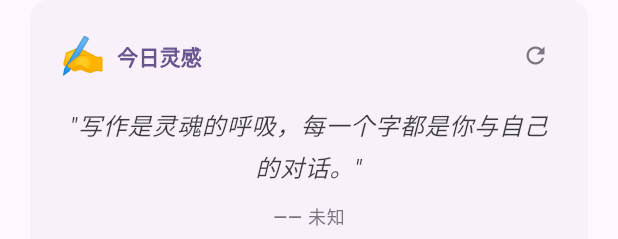
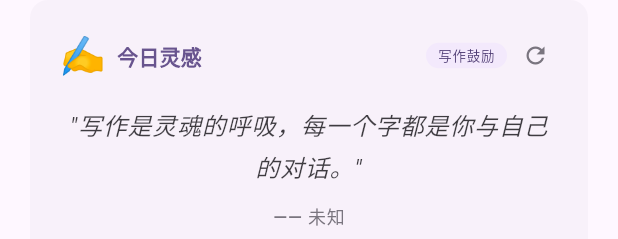
Before and after one commit to HelloWorldKing1/Memoir-Flutter, a Flutter app: the DailyInspiration widget shown alone on an empty page, opened directly, on a phone screen of 412 x 824 dp. Shown: the top 239 px of the screen. Run offline on Flutter 3.47's test engine with Material 3 defaults, Android fonts, the light colour scheme and no system bars; our stand-ins replace flutter_markdown, flutter_riverpod, flutter_secure_storage, go_router, image_picker, pocketbase; accounts and stored records are empty; network calls fail.

Commit message:
feat(home): 重构今日灵感组件支持动态数据源
- 从数据库拉取灵感内容替代静态数据
- 添加灵感分类标签显示功能
- 实现淡入淡出动画效果和自动切换
- 添加加载中骨架屏提升用户体验
- 集成 Riverpod 状态管理
- 添加本地 fallback 数据保障离线体验
- 创建灵感模型和分类枚举
- 提供 PowerShell 和 Shell 种子数据脚本
- 在 README 中更新未来规划文档

```diff
--- /dev/null
+++ b/lib/data/models/inspiration.dart
@@ -0,0 +1,147 @@
+/// 灵感分类
+///
+/// 与 PocketBase `inspirations.category` Select 字段值一一对应。
+enum InspirationCategory {
+  writing('writing', '写作鼓励', '✍️'),
+  creativity('creativity', '创意激发', '💡'),
+  persistence('persistence', '坚持记录', '🌱'),
+  wisdom('wisdom', '人生智慧', '🧠'),
+  literature('literature', '文学之美', '📖'),
+  mindfulness('mindfulness', '正念觉察', '🧘');
+
+  const InspirationCategory(this.value, this.label, this.emoji);
+
+  final String value;
+  final String label;
+  final String emoji;
+
+  static InspirationCategory fromValue(String? value) {
+    return InspirationCategory.values.firstWhere(
+      (e) => e.value == value,
+      orElse: () => InspirationCategory.writing,
+    );
+  }
+}
+
+/// 今日灵感实体
+///
+/// 对应 PocketBase `inspirations` 集合。
+/// 用于首页「今日灵感」滚动展示，支持全局通用灵感 + 用户自定义灵感。
+class Inspiration {
+  final String? id;
+  final String emoji;
+  final String quote;
+  final String author;
+  final InspirationCategory? category;
+  final bool isActive;
+  final int priority;
+  final String? userId;
+  final DateTime createdAt;
+  final DateTime updatedAt;
+
+  const Inspiration({
+    this.id,
+    required this.emoji,
+    required this.quote,
+    this.author = '未知',
+    this.category,
+    this.isActive = true,
+    this.priority = 0,
+    this.userId,
+    required this.createdAt,
+    required this.updatedAt,
+  });
+
+  /// 从 PocketBase RecordModel 创建
+  factory Inspiration.fromRecord(Map<String, dynamic> record) {
+    return Inspiration(
+      id: record['id'] as String?,
+      emoji: record['emoji'] as String? ?? '💡',
+      quote: record['quote'] as String? ?? '',
+      author: record['author'] as String? ?? '未知',
+      category: InspirationCategory.fromValue(record['category'] as String?),
+      isActive: record['isActive'] as bool? ?? true,
+      priority: record['priority'] as int? ?? 0,
+      userId: record['user'] as String?,
+      createdAt: DateTime.tryParse(record['created'] as String? ?? '') ??
+          DateTime.now(),
+      updatedAt: DateTime.tryParse(record['updated'] as String? ?? '') ??
+          DateTime.now(),
+    );
+  }
+
+  /// 转换为 PocketBase API 请求体
+  Map<String, dynamic> toApiJson() {
+    return {
+      if (id != null) 'id': id,
+      'emoji': emoji,
+      'quote': quote,
+      'author': author,
+      if (category != null) 'category': category!.value,
+      'isActive': isActive,
+      'priority': priority,
+      if (userId != null) 'user': userId,
+    };
+  }
+
+  /// 完整 JSON 序列化（用于 Hive 存储 / 导出备份）
+  Map<String, dynamic> toJson() {
+    return {
+      'id': id,
+      'emoji': emoji,
+      'quote': quote,
+      'author': author,
+      'category': category?.value,
+      'isActive': isActive,
+      'priority': priority,
+      'userId': userId,
+      'createdAt': createdAt.toIso8601String(),
+      'updatedAt': updatedAt.toIso8601String(),
+    };
+  }
+
+  /// 从 JSON 反序列化
+  factory Inspiration.fromJson(Map<String, dynamic> json) {
+    return Inspiration(
+      id: json['id'] as String?,
+      emoji: json['emoji'] as String? ?? '💡',
+      quote: json['quote'] as String? ?? '',
+      author: json['author'] as String? ?? '未知',
+      category: InspirationCategory.fromValue(json['category'] as String?),
+      isActive: json['isActive'] as bool? ?? true,
+      priority: json['priority'] as int? ?? 0,
+      userId: json['userId'] as String?,
+      createdAt: DateTime.tryParse(json['createdAt'] as String? ?? '') ??
+          DateTime.now(),
+      updatedAt: DateTime.tryParse(json['updatedAt'] as String? ?? '') ??
+          DateTime.now(),
+    );
+  }
+
+  /// 创建副本（不可变模式）
+  Inspiration copyWith({
+    String? id,
+    String? emoji,
+    String? quote,
+    String? author,
+    InspirationCategory? category,
+    bool? isActive,
+    int? priority,
+    String? userId,
+    DateTime? createdAt,
+    DateTime? updatedAt,
+  }) {
+    return Inspiration(
+      id: id ?? this.id,
+      emoji: emoji ?? this.emoji,
+      quote: quote ?? this.quote,
+      author: author ?? this.author,
+      category: category ?? this.category,
+      isActive: isActive ?? this.isActive,
+      priority: priority ?? this.priority,
+      userId: userId ?? this.userId,
+      createdAt: createdAt ?? this.createdAt,
+      updatedAt: updatedAt ?? this.updatedAt,
+    );
+  }
+}
--- a/lib/features/home/widgets/daily_inspiration.dart
+++ b/lib/features/home/widgets/daily_inspiration.dart
@@ -2,64 +2,52 @@ import 'dart:async';
 import 'dart:math';
 
 import 'package:flutter/material.dart';
+import 'package:flutter_riverpod/flutter_riverpod.dart';
+
+import '../../../data/models/inspiration.dart';
+import '../inspiration_notifier.dart';
 
 /// 今日灵感组件。
 ///
-/// 展示写作灵感 + 底部倒计时进度条。
+/// 从数据库拉取灵感内容，展示写作灵感 + 底部倒计时进度条。
 /// 进度条独立管理自己的 Timer，避免每次 tick 重建整个卡片。
-class DailyInspiration extends StatefulWidget {
+/// 内容每 10 秒自动切换，带淡入淡出动画。
+class DailyInspiration extends ConsumerStatefulWidget {
   const DailyInspiration({super.key});
 
   @override
-  State<DailyInspiration> createState() => _DailyInspirationState();
+  ConsumerState<DailyInspiration> createState() => _DailyInspirationState();
 }
 
-class _DailyInspirationState extends State<DailyInspiration> {
+class _DailyInspirationState extends ConsumerState<DailyInspiration> {
   int _currentIndex = 0;
   bool _showContent = true;
-  int _refreshKey = 0; // 变化时重建 _CountdownProgress
-
-  static const _inspirations = [
-    (emoji: '✍️', quote: '写作是灵魂的呼吸，每一个字都是你与自己的对话。', author: '未知'),
-    (emoji: '💡', quote: '灵感不会主动上门，它在你开始动笔的那一刻才会降临。', author: '杰克·伦敦'),
-    (emoji: '🌱', quote: '每天记录一件小事，一年后你会有 365 个故事。', author: '格蕾塔·鲁宾'),
-    (emoji: '🎯', quote: '不需要完美的第一稿，只需要被写下来的第一稿。', author: '乔迪·皮考特'),
-    (emoji: '🔥', quote: '最好的时间就是现在。拿起笔，让思绪流淌。', author: '村上春树'),
-    (emoji: '🌟', quote: '生活不是我们活过的日子，而是我们记住的日子。', author: '马尔克斯'),
-    (emoji: '📖', quote: '每一个伟大的故事，都始于一个简单的记录。', author: '史蒂芬·金'),
-    (emoji: '🧠', quote: '写作是思考的终极形式——它把模糊的感受变成清晰的洞见。', author: '保罗·格雷厄姆'),
-    (emoji: '🕯️', quote: '在你内心最深处，有一个声音值得被听见。写下来吧。', author: '弗吉尼亚·伍尔夫'),
-    (emoji: '🌈', quote: '文字是时间的容器，把一瞬的感动封存为永恒。', author: '泰戈尔'),
-  ];
-
-  @override
-  void initState() {
-    super.initState();
-    _currentIndex = Random().nextInt(_inspirations.length);
-  }
+  int _refreshKey = 0;
+  bool _initialized = false;
 
   void _onTimeUp() {
     _switchContent();
   }
 
   Future<void> _switchContent() async {
-    // 淡出
     if (mounted) setState(() => _showContent = false);
     await Future.delayed(const Duration(milliseconds: 200));
 
-    // 切换
-    if (mounted) {
+    if (!mounted) return;
+
+    final list = ref.read(inspirationListProvider).value;
+    if (list == null || list.isEmpty) return;
+
     setState(() {
       final rng = Random();
       int next;
       do {
-          next = rng.nextInt(_inspirations.length);
-        } while (next == _currentIndex && _inspirations.length > 1);
+        next = rng.nextInt(list.length);
+      } while (next == _currentIndex && list.length > 1);
       _currentIndex = next;
       _showContent = true;
-        _refreshKey++; // 通知进度条重新开始
+      _refreshKey++;
     });
-    }
   }
 
   void _onManualRefresh() {
@@ -68,9 +56,30 @@ class _DailyInspirationState extends State<DailyInspiration> {
 
   @override
   Widget build(BuildContext context) {
+    final inspirationAsync = ref.watch(inspirationListProvider);
+
+    return inspirationAsync.when(
+      loading: () => _buildSkeleton(context),
+      error: (e, st) => _buildSkeleton(context), // 错误展示骨架（有fallback通常不会到这）
+      data: (list) => _buildCard(context, list),
+    );
+  }
+
+  Widget _buildCard(BuildContext context, List<Inspiration> list) {
+    if (list.isEmpty) return const SizedBox.shrink();
+
+    // 首次数据到达：随机选取起始位置
+    if (!_initialized) {
+      _initialized = true;
+      _currentIndex = Random().nextInt(list.length);
+    }
+
+    // 安全索引
+    final safeIndex = _currentIndex < list.length ? _currentIndex : 0;
+    final inspiration = list[safeIndex];
+
     final theme = Theme.of(context);
     final scheme = theme.colorScheme;
-    final inspiration = _inspirations[_currentIndex];
 
     return Card(
       margin: const EdgeInsets.symmetric(horizontal: 20),
@@ -91,12 +100,33 @@ class _DailyInspirationState extends State<DailyInspiration> {
                   ),
                 ),
                 const Spacer(),
+                // 分类标签
+                if (inspiration.category != null)
+                  Container(
+                    margin: const EdgeInsets.only(right: 4),
+                    padding: const EdgeInsets.symmetric(
+                      horizontal: 8,
+                      vertical: 2,
+                    ),
+                    decoration: BoxDecoration(
+                      color: scheme.primaryContainer.withValues(alpha: 0.4),
+                      borderRadius: BorderRadius.circular(10),
+                    ),
+                    child: Text(
+                      inspiration.category!.label,
+                      style: theme.textTheme.labelSmall?.copyWith(
+                        color: scheme.onPrimaryContainer,
+                        fontSize: 9,
+                      ),
+                    ),
+                  ),
                 InkWell(
                   onTap: _onManualRefresh,
                   borderRadius: BorderRadius.circular(12),
                   child: Padding(
                     padding: const EdgeInsets.all(6),
-                    child: Icon(Icons.refresh, size: 18, color: scheme.outline),
+                    child:
+                        Icon(Icons.refresh, size: 18, color: scheme.outline),
                   ),
                 ),
               ],
@@ -120,7 +150,9 @@ class _DailyInspirationState extends State<DailyInspiration> {
                   const SizedBox(height: 10),
                   Text(
                     '—— ${inspiration.author}',
-                    style: theme.textTheme.labelMedium?.copyWith(color: scheme.outline),
+                    style: theme.textTheme.labelMedium?.copyWith(
+                      color: scheme.outline,
+                    ),
                   ),
                 ],
               ),
@@ -133,6 +165,64 @@ class _DailyInspirationState extends State<DailyInspiration> {
                 onTimeUp: _onTimeUp,
               ),
             ),
+          ],
+        ),
+      ),
+    );
+  }
+
+  /// 加载中骨架屏
+  Widget _buildSkeleton(BuildContext context) {
+    final theme = Theme.of(context);
+    final scheme = theme.colorScheme;
+
+    return Card(
+      margin: const EdgeInsets.symmetric(horizontal: 20),
+      child: Padding(
+        padding: const EdgeInsets.fromLTRB(20, 20, 20, 12),
+        child: Column(
+          children: [
+            Row(
+              children: [
+                const SizedBox(width: 24, height: 24),
+                const SizedBox(width: 8),
+                Text(
+                  '今日灵感',
+                  style: theme.textTheme.titleSmall?.copyWith(
+                    fontWeight: FontWeight.w600,
+                    color: scheme.primary,
+                  ),
+                ),
+              ],
+            ),
+            const SizedBox(height: 20),
+            Container(
+              height: 12,
+              width: double.infinity,
+              decoration: BoxDecoration(
+                color: scheme.surfaceContainerHighest,
+                borderRadius: BorderRadius.circular(3),
+              ),
+            ),
+            const SizedBox(height: 8),
+            Container(
+              height: 12,
+              width: 200,
+              decoration: BoxDecoration(
+                color: scheme.surfaceContainerHighest,
+                borderRadius: BorderRadius.circular(3),
+              ),
+            ),
+            const SizedBox(height: 8),
+            Container(
+              height: 12,
+              width: 80,
+              decoration: BoxDecoration(
+                color: scheme.surfaceContainerHighest,
+                borderRadius: BorderRadius.circular(3),
+              ),
+            ),
+            const SizedBox(height: 16),
           ],
         ),
       ),
@@ -159,7 +249,7 @@ class _CountdownProgressState extends State<_CountdownProgress> {
   int _remaining = 10;
 
   static const _totalSeconds = 10;
-  static const _tickMs = 250; // 每秒 4 帧 — 进度条平滑，对性能影响极小
+  static const _tickMs = 250;
 
   @override
   void initState() {
```
Also changed, not shown: lib/features/home/inspiration_notifier.dart (added, +117 -0 lines), 3 other files. Lines whose indentation alone changed are shown as unchanged.
